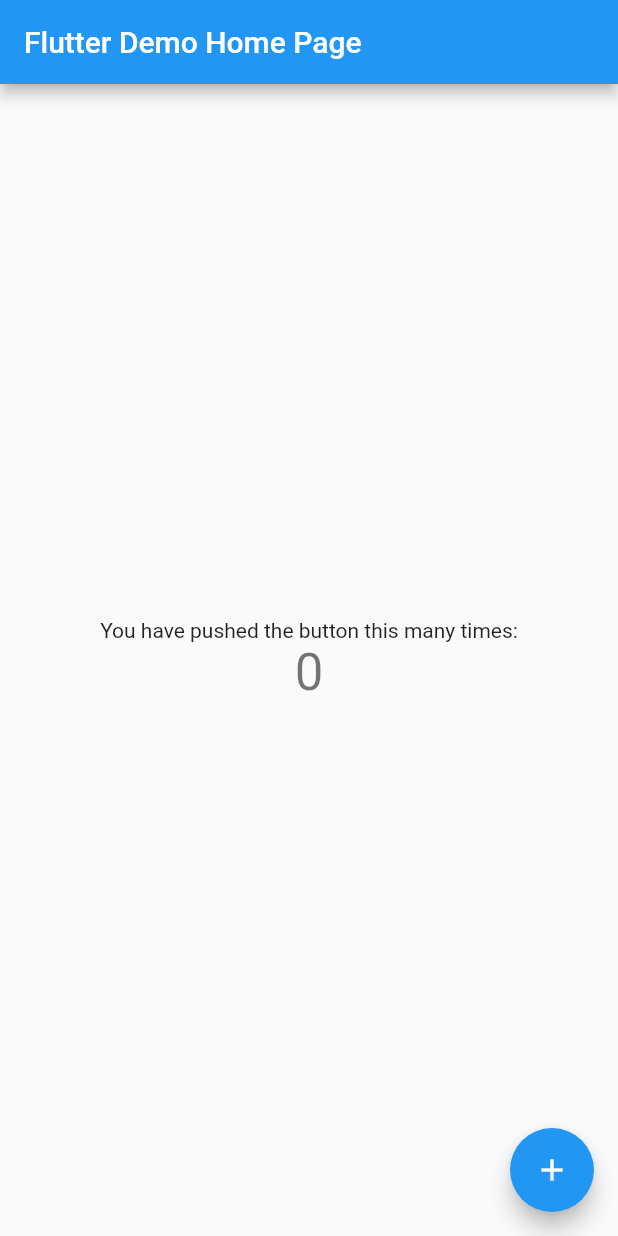
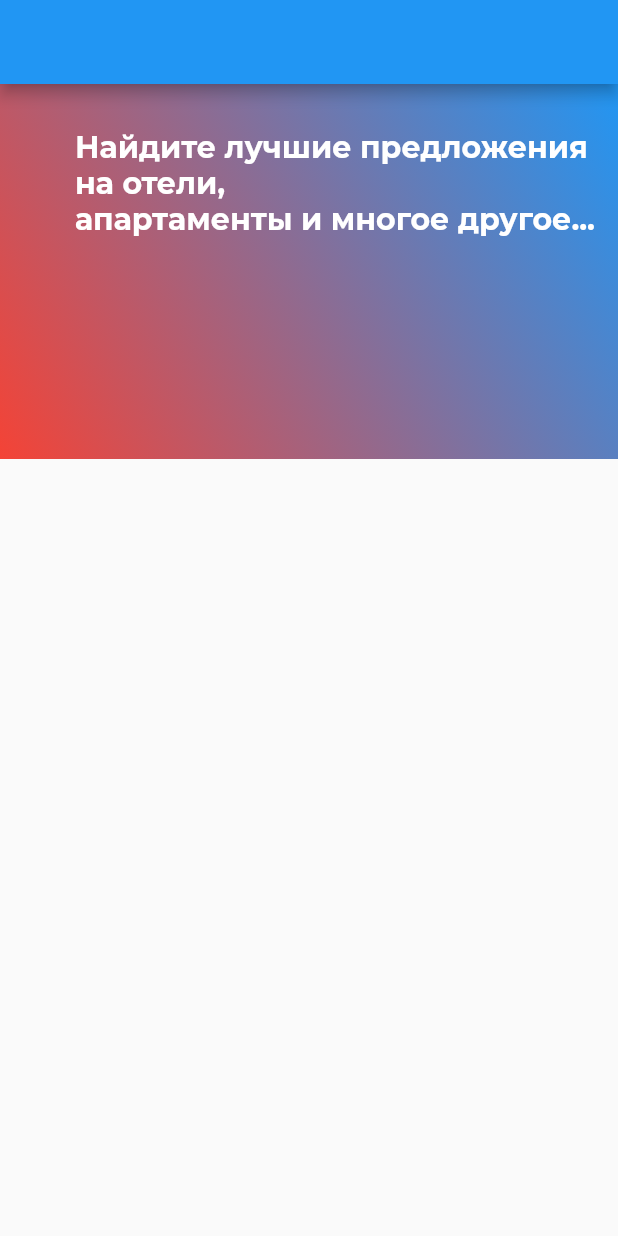
Before and after one commit to ivgl-ops/find_hotels_app, a Flutter app: the screen it shows after launch, on a phone screen of 412 x 824 dp. Run offline on Flutter 3.47's test engine with Material 2 defaults, Android fonts, the phone set to English and light mode, and no system bars; our stand-ins replace google_fonts.

Commit message:
initial commit

```diff
--- a/lib/main.dart
+++ b/lib/main.dart
@@ -1,3 +1,4 @@
+import 'package:find_hotels_app/view/main_view.dart';
 import 'package:flutter/material.dart';
 
 void main() {
@@ -6,110 +7,14 @@
 
 class MyApp extends StatelessWidget {
   const MyApp({super.key});
-
-  // This widget is the root of your application.
   @override
   Widget build(BuildContext context) {
     return MaterialApp(
       title: 'Flutter Demo',
       theme: ThemeData(
-        // This is the theme of your application.
-        //
-        // Try running your application with "flutter run". You'll see the
-        // application has a blue toolbar. Then, without quitting the app, try
-        // changing the primarySwatch below to Colors.green and then invoke
-        // "hot reload" (press "r" in the console where you ran "flutter run",
-        // or simply save your changes to "hot reload" in a Flutter IDE).
-        // Notice that the counter didn't reset back to zero; the application
-        // is not restarted.
         primarySwatch: Colors.blue,
       ),
-      home: const MyHomePage(title: 'Flutter Demo Home Page'),
+      home: const MainView(),
     );
   }
 }
-
-class MyHomePage extends StatefulWidget {
-  const MyHomePage({super.key, required this.title});
-
-  // This widget is the home page of your application. It is stateful, meaning
-  // that it has a State object (defined below) that contains fields that affect
-  // how it looks.
-
-  // This class is the configuration for the state. It holds the values (in this
-  // case the title) provided by the parent (in this case the App widget) and
-  // used by the build method of the State. Fields in a Widget subclass are
-  // always marked "final".
-
-  final String title;
-
-  @override
-  State<MyHomePage> createState() => _MyHomePageState();
-}
-
-class _MyHomePageState extends State<MyHomePage> {
-  int _counter = 0;
-
-  void _incrementCounter() {
-    setState(() {
-      // This call to setState tells the Flutter framework that something has
-      // changed in this State, which causes it to rerun the build method below
-      // so that the display can reflect the updated values. If we changed
-      // _counter without calling setState(), then the build method would not be
-      // called again, and so nothing would appear to happen.
-      _counter++;
-    });
-  }
-
-  @override
-  Widget build(BuildContext context) {
-    // This method is rerun every time setState is called, for instance as done
-    // by the _incrementCounter method above.
-    //
-    // The Flutter framework has been optimized to make rerunning build methods
-    // fast, so that you can just rebuild anything that needs updating rather
-    // than having to individually change instances of widgets.
-    return Scaffold(
-      appBar: AppBar(
-        // Here we take the value from the MyHomePage object that was created by
-        // the App.build method, and use it to set our appbar title.
-        title: Text(widget.title),
-      ),
-      body: Center(
-        // Center is a layout widget. It takes a single child and positions it
-        // in the middle of the parent.
-        child: Column(
-          // Column is also a layout widget. It takes a list of children and
-          // arranges them vertically. By default, it sizes itself to fit its
-          // children horizontally, and tries to be as tall as its parent.
-          //
-          // Invoke "debug painting" (press "p" in the console, choose the
-          // "Toggle Debug Paint" action from the Flutter Inspector in Android
-          // Studio, or the "Toggle Debug Paint" command in Visual Studio Code)
-          // to see the wireframe for each widget.
-          //
-          // Column has various properties to control how it sizes itself and
-          // how it positions its children. Here we use mainAxisAlignment to
-          // center the children vertically; the main axis here is the vertical
-          // axis because Columns are vertical (the cross axis would be
-          // horizontal).
-          mainAxisAlignment: MainAxisAlignment.center,
-          children: <Widget>[
-            const Text(
-              'You have pushed the button this many times:',
-            ),
-            Text(
-              '$_counter',
-              style: Theme.of(context).textTheme.headline4,
-            ),
-          ],
-        ),
-      ),
-      floatingActionButton: FloatingActionButton(
-        onPressed: _incrementCounter,
-        tooltip: 'Increment',
-        child: const Icon(Icons.add),
-      ), // This trailing comma makes auto-formatting nicer for build methods.
-    );
-  }
-}
--- /dev/null
+++ b/lib/view/main_view.dart
@@ -0,0 +1,51 @@
+import 'package:find_hotels_app/widgets/custom_text.dart';
+import 'package:flutter/material.dart';
+import 'package:flutter/src/widgets/container.dart';
+import 'package:flutter/src/widgets/framework.dart';
+
+class MainView extends StatefulWidget {
+  const MainView({super.key});
+
+  @override
+  State<MainView> createState() => _MainViewState();
+}
+
+class _MainViewState extends State<MainView> {
+  @override
+  Widget build(BuildContext context) {
+    return Scaffold(
+      appBar: AppBar(),
+      body: Column(
+        crossAxisAlignment: CrossAxisAlignment.center,
+        children: [
+          Container(
+            height: 250,
+            decoration: const BoxDecoration(
+                gradient: LinearGradient(
+              begin: Alignment.topRight,
+              end: Alignment.bottomLeft,
+              colors: [
+                Colors.blue,
+                Colors.red,
+              ],
+            )),
+            child: Column(
+              children: [
+                Container(
+                  margin: const EdgeInsets.only(top: 30, left: 50, right: 10),
+                  child: const CustomText(
+                    text:
+                        "Найдите лучшие предложения на отели,\nапартаменты и многое другое...",
+                    fontWeight: FontWeight.bold,
+                    color: Colors.white,
+                    size: 20,
+                  ),
+                ),
+              ],
+            ),
+          ),
+        ],
+      ),
+    );
+  }
+}
--- /dev/null
+++ b/lib/widgets/custom_text.dart
@@ -0,0 +1,32 @@
+import 'package:flutter/material.dart';
+import 'package:google_fonts/google_fonts.dart';
+
+class CustomText extends StatelessWidget {
+  const CustomText(
+      {super.key,
+      required this.text,
+      this.size,
+      this.fontWeight,
+      this.align,
+      this.color,
+      this.underline});
+
+  final FontWeight? fontWeight;
+  final double? size;
+  final String text;
+  final TextAlign? align;
+  final Color? color;
+  final TextDecoration? underline;
+
+  @override
+  Widget build(BuildContext context) {
+    return Text(text,
+        textAlign: align,
+        style: GoogleFonts.montserrat(
+          fontSize: size,
+          fontWeight: fontWeight,
+          color: color,
+          decoration: underline,
+        ));
+  }
+}
```
Also changed, not shown: pubspec.yaml (+6 -32 lines), pubspec.lock, 1 other file.
